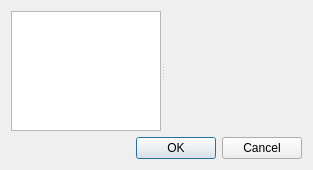
This is eiskaltdcpp-qt/ui/UISettings.ui in eiskaltdcpp/eiskaltdcpp as Qt 5 draws it before an edit. The edited form follows.
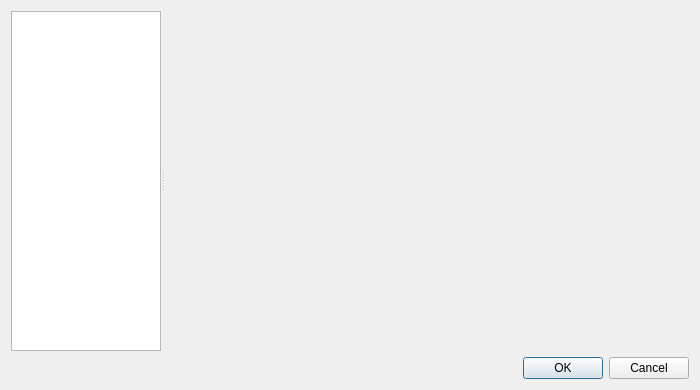
This is the edited form.

What changed in the file:
```diff
--- a/eiskaltdcpp-qt/ui/UISettings.ui
+++ b/eiskaltdcpp-qt/ui/UISettings.ui
@@ -6,8 +6,8 @@
    <rect>
     <x>0</x>
     <y>0</y>
-    <width>313</width>
-    <height>170</height>
+    <width>700</width>
+    <height>390</height>
    </rect>
   </property>
   <property name="windowTitle">
```
